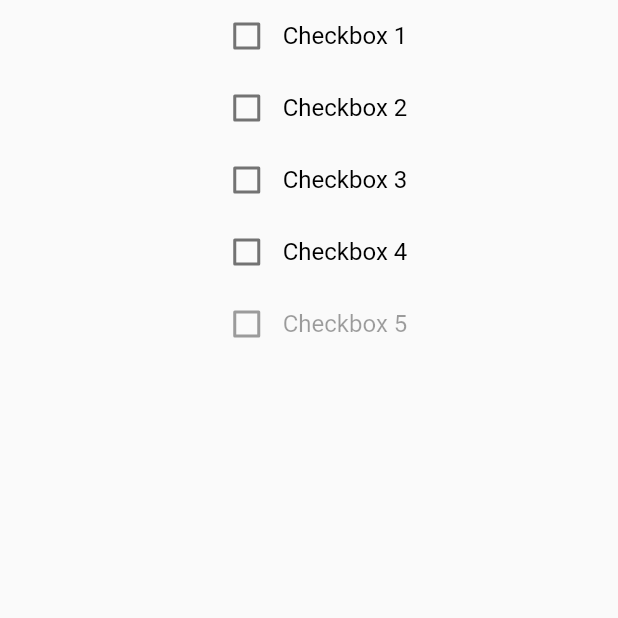
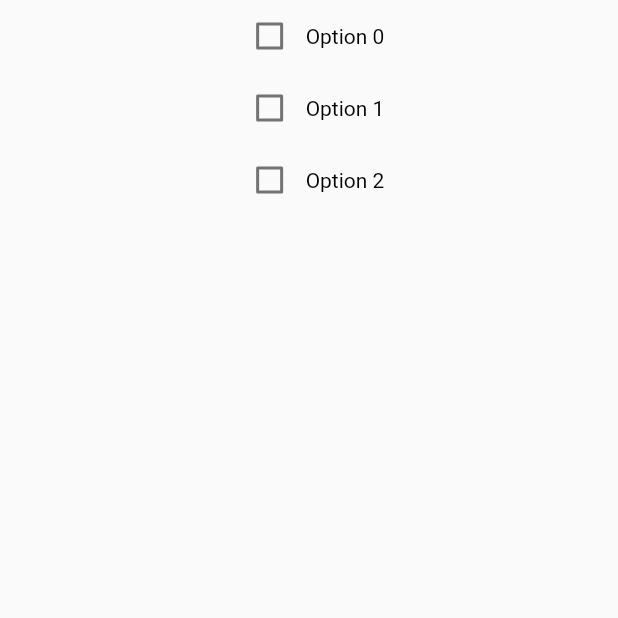
Before and after one commit to f-fathurrahman/ffr-dart-stuffs, a Flutter app: the screen it shows after launch, on a phone screen of 412 x 824 dp, the top half of it. Run offline on Flutter 3.47's test engine with Material 2 defaults, Android fonts, the light colour scheme and no system bars; our stand-ins replace audioplayers, fl_chart, flutter_datetime_picker; missing offline and left inert: flutter_tex.

Commit message:
More test checkbox

```diff
--- a/flutter/test_widgets_01/lib/main.dart
+++ b/flutter/test_widgets_01/lib/main.dart
@@ -16,8 +16,8 @@ import 'package:test_widgets_01/test_checkbox01.dart';
 //import 'test_texteditingcontroller04.dart';
 //import 'test_texteditingcontroller05.dart';
 //import 'test_checkbox01.dart';
-import 'test_checkbox02.dart';
-
+//import 'test_checkbox02.dart';
+import 'test_checkbox03.dart';
 
 void main() {
   runApp(MyApp());
@@ -47,7 +47,8 @@ class MyApp extends StatelessWidget {
       //home: TestTextEditingController04(),
       //home: TestTextEditingController05(),
       //home: TestCheckbox01(),
-      home: TestCheckbox02(),
+      //home: TestCheckbox02(),
+      home: TestCheckbox03(),
       //home: InputControllerExamplesWidget(),
     );
   }
--- /dev/null
+++ b/flutter/test_widgets_01/lib/test_checkbox03.dart
@@ -0,0 +1,91 @@
+import 'package:flutter/material.dart';
+
+class TestCheckbox03 extends StatefulWidget {
+  TestCheckbox03({Key key}) : super(key: key);
+
+  @override
+  _TestCheckbox03 createState() => _TestCheckbox03();
+}
+
+class _TestCheckbox03 extends State<TestCheckbox03> {
+
+  static List<bool> checked = [false,false,false,false,false];
+
+  void _handle0(bool value) {
+    setState( () {
+      checked[0] = value;
+    });
+  }
+
+  void _handle1(bool value) {
+    setState( () {
+      checked[1] = value;
+    });
+  }
+
+  void _handle2(bool value) {
+    setState( () {
+      checked[2] = value;
+    });
+  }
+
+  void _handle3(bool value) {
+    setState( () {
+      checked[3] = value;
+    });
+  }
+
+  void _handle4(bool value) {
+    setState( () {
+      checked[4] = value;
+    });
+  }
+
+  Checkbox _buildCheckbox(bool value, Function handle) {
+    return Checkbox(
+      onChanged: handle,
+      tristate: false,
+      value: value,
+      activeColor: Colors.blue,
+    );
+  }
+
+  Text _buildText(String txt) {
+    return Text(txt, style: TextStyle(color: Colors.black));
+  }
+
+  Row _buildRow(Checkbox chkbox, Text text) {
+    return Row(
+      children: [
+        chkbox, text,
+      ],
+      mainAxisAlignment: MainAxisAlignment.center,
+    );
+  }
+
+
+  @override
+  Widget build(BuildContext context) {
+    return Scaffold(
+      body: Column(
+        children: [
+            Row(
+              children: [
+                _buildCheckbox(checked[0], _handle0),
+                _buildText('Option 0'),
+            ],
+            mainAxisAlignment: MainAxisAlignment.center,
+          ),
+          Row(
+            children: [
+              _buildCheckbox(checked[1], _handle1),
+              _buildText('Option 1'),
+            ],
+            mainAxisAlignment: MainAxisAlignment.center,
+          ),
+          _buildRow(_buildCheckbox(checked[2], _handle2), _buildText('Option 2')),
+        ],
+      ),
+    );
+  }
+}
```
